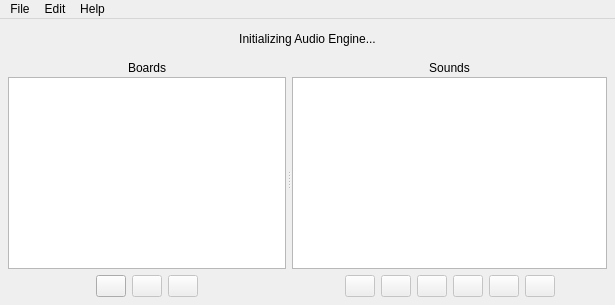
The window that src/mainapp.ui (defaultsamson/Soundboard) describes before a commit, drawn with Qt 5.
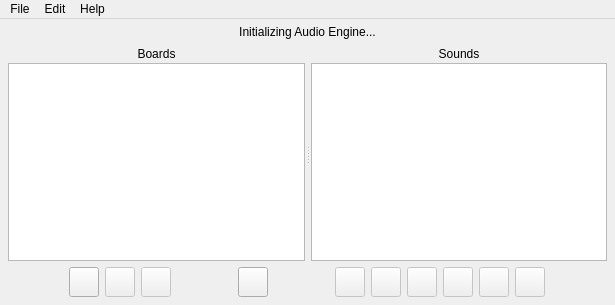
The same window after the commit. Icons and pictures are not drawn.

Commit message: Added splitter buttons behaviour

```diff
--- a/src/mainapp.ui
+++ b/src/mainapp.ui
@@ -32,6 +32,12 @@
     </property>
     <item>
      <widget class="QLabel" name="labelAudioEngine">
+      <property name="maximumSize">
+       <size>
+        <width>16777215</width>
+        <height>18</height>
+       </size>
+      </property>
       <property name="text">
        <string>Initializing Audio Engine...</string>
       </property>
@@ -108,126 +114,21 @@
          </widget>
         </item>
         <item>
-         <spacer name="verticalSpacer_3">
+         <spacer name="horizontalSpacer_3">
           <property name="orientation">
-           <enum>Qt::Vertical</enum>
+           <enum>Qt::Horizontal</enum>
           </property>
           <property name="sizeType">
            <enum>QSizePolicy::Fixed</enum>
           </property>
           <property name="sizeHint" stdset="0">
            <size>
-            <width>20</width>
-            <height>6</height>
+            <width>102</width>
+            <height>0</height>
            </size>
           </property>
          </spacer>
         </item>
-        <item>
-         <layout class="QHBoxLayout" name="horizontalLayout">
-          <item>
-           <spacer name="horizontalSpacer_2">
-            <property name="orientation">
-             <enum>Qt::Horizontal</enum>
-            </property>
-            <property name="sizeHint" stdset="0">
-             <size>
-              <width>40</width>
-              <height>20</height>
-             </size>
-            </property>
-           </spacer>
-          </item>
-          <item>
-           <widget class="QPushButton" name="buttonAddBoard">
-            <property name="maximumSize">
-             <size>
-              <width>30</width>
-              <height>30</height>
-             </size>
-            </property>
-            <property name="toolTip">
-             <string>Create new board</string>
-            </property>
-            <property name="icon">
-             <iconset resource="../res.qrc">
-              <normaloff>:/icons/res/add.png</normaloff>:/icons/res/add.png</iconset>
-            </property>
-            <property name="iconSize">
-             <size>
-              <width>24</width>
-              <height>24</height>
-             </size>
-            </property>
-           </widget>
-          </item>
-          <item>
-           <widget class="QPushButton" name="buttonEditBoard">
-            <property name="enabled">
-             <bool>false</bool>
-            </property>
-            <property name="maximumSize">
-             <size>
-              <width>30</width>
-              <height>30</height>
-             </size>
-            </property>
-            <property name="toolTip">
-             <string>Edit board</string>
-            </property>
-            <property name="icon">
-             <iconset resource="../res.qrc">
-              <normaloff>:/icons/res/edit.png</normaloff>:/icons/res/edit.png</iconset>
-            </property>
-            <property name="iconSize">
-             <size>
-              <width>24</width>
-              <height>24</height>
-             </size>
-            </property>
-           </widget>
-          </item>
-          <item>
-           <widget class="QPushButton" name="buttonRemoveBoard">
-            <property name="enabled">
-             <bool>false</bool>
-            </property>
-            <property name="maximumSize">
-             <size>
-              <width>30</width>
-              <height>30</height>
-             </size>
-            </property>
-            <property name="toolTip">
-             <string>Delete board</string>
-            </property>
-            <property name="icon">
-             <iconset resource="../res.qrc">
-              <normaloff>:/icons/res/delete2.png</normaloff>:/icons/res/delete2.png</iconset>
-            </property>
-            <property name="iconSize">
-             <size>
-              <width>24</width>
-              <height>24</height>
-             </size>
-            </property>
-           </widget>
-          </item>
-          <item>
-           <spacer name="horizontalSpacer">
-            <property name="orientation">
-             <enum>Qt::Horizontal</enum>
-            </property>
-            <property name="sizeHint" stdset="0">
-             <size>
-              <width>40</width>
-              <height>20</height>
-             </size>
-            </property>
-           </spacer>
-          </item>
-         </layout>
-        </item>
        </layout>
       </widget>
       <widget class="QWidget" name="widget" native="true">
@@ -283,39 +184,320 @@
         <item>
          <spacer name="verticalSpacer_4">
           <property name="orientation">
-           <enum>Qt::Vertical</enum>
+           <enum>Qt::Horizontal</enum>
           </property>
           <property name="sizeType">
            <enum>QSizePolicy::Fixed</enum>
           </property>
           <property name="sizeHint" stdset="0">
            <size>
-            <width>20</width>
-            <height>6</height>
+            <width>210</width>
+            <height>0</height>
            </size>
           </property>
          </spacer>
         </item>
-        <item>
+       </layout>
+      </widget>
+     </widget>
+    </item>
+    <item>
+     <widget class="QWidget" name="buttonBar" native="true">
+      <property name="minimumSize">
+       <size>
+        <width>0</width>
+        <height>30</height>
+       </size>
+      </property>
+      <property name="maximumSize">
+       <size>
+        <width>16777215</width>
+        <height>30</height>
+       </size>
+      </property>
+      <layout class="QHBoxLayout" name="horizontalLayout_4">
+       <property name="spacing">
+        <number>0</number>
+       </property>
+       <property name="leftMargin">
+        <number>0</number>
+       </property>
+       <property name="topMargin">
+        <number>0</number>
+       </property>
+       <property name="rightMargin">
+        <number>0</number>
+       </property>
+       <property name="bottomMargin">
+        <number>0</number>
+       </property>
+       <item>
+        <spacer name="spacerLeft">
+         <property name="orientation">
+          <enum>Qt::Horizontal</enum>
+         </property>
+         <property name="sizeType">
+          <enum>QSizePolicy::Maximum</enum>
+         </property>
+         <property name="sizeHint" stdset="0">
+          <size>
+           <width>40</width>
+           <height>20</height>
+          </size>
+         </property>
+        </spacer>
+       </item>
+       <item>
+        <widget class="QWidget" name="boardButtons" native="true">
+         <property name="minimumSize">
+          <size>
+           <width>102</width>
+           <height>30</height>
+          </size>
+         </property>
+         <property name="maximumSize">
+          <size>
+           <width>102</width>
+           <height>30</height>
+          </size>
+         </property>
          <layout class="QHBoxLayout" name="horizontalLayout_2">
+          <property name="leftMargin">
+           <number>0</number>
+          </property>
+          <property name="topMargin">
+           <number>0</number>
+          </property>
+          <property name="rightMargin">
+           <number>0</number>
+          </property>
+          <property name="bottomMargin">
+           <number>0</number>
+          </property>
           <item>
-           <spacer name="horizontalSpacer_3">
-            <property name="orientation">
-             <enum>Qt::Horizontal</enum>
+           <widget class="QPushButton" name="buttonAddBoard">
+            <property name="minimumSize">
+             <size>
+              <width>30</width>
+              <height>30</height>
+             </size>
             </property>
-            <property name="sizeHint" stdset="0">
+            <property name="maximumSize">
              <size>
-              <width>40</width>
-              <height>20</height>
+              <width>30</width>
+              <height>30</height>
              </size>
             </property>
-           </spacer>
+            <property name="toolTip">
+             <string>Create new board</string>
+            </property>
+            <property name="icon">
+             <iconset resource="../res.qrc">
+              <normaloff>:/icons/res/add.png</normaloff>:/icons/res/add.png</iconset>
+            </property>
+            <property name="iconSize">
+             <size>
+              <width>24</width>
+              <height>24</height>
+             </size>
+            </property>
+           </widget>
           </item>
+          <item>
+           <widget class="QPushButton" name="buttonEditBoard">
+            <property name="enabled">
+             <bool>false</bool>
+            </property>
+            <property name="minimumSize">
+             <size>
+              <width>30</width>
+              <height>30</height>
+             </size>
+            </property>
+            <property name="maximumSize">
+             <size>
+              <width>30</width>
+              <height>30</height>
+             </size>
+            </property>
+            <property name="toolTip">
+             <string>Edit board</string>
+            </property>
+            <property name="icon">
+             <iconset resource="../res.qrc">
+              <normaloff>:/icons/res/edit.png</normaloff>:/icons/res/edit.png</iconset>
+            </property>
+            <property name="iconSize">
+             <size>
+              <width>24</width>
+              <height>24</height>
+             </size>
+            </property>
+           </widget>
+          </item>
+          <item>
+           <widget class="QPushButton" name="buttonRemoveBoard">
+            <property name="enabled">
+             <bool>false</bool>
+            </property>
+            <property name="minimumSize">
+             <size>
+              <width>30</width>
+              <height>30</height>
+             </size>
+            </property>
+            <property name="maximumSize">
+             <size>
+              <width>30</width>
+              <height>30</height>
+             </size>
+            </property>
+            <property name="toolTip">
+             <string>Delete board</string>
+            </property>
+            <property name="icon">
+             <iconset resource="../res.qrc">
+              <normaloff>:/icons/res/delete2.png</normaloff>:/icons/res/delete2.png</iconset>
+            </property>
+            <property name="iconSize">
+             <size>
+              <width>24</width>
+              <height>24</height>
+             </size>
+            </property>
+           </widget>
+          </item>
+         </layout>
+        </widget>
+       </item>
+       <item>
+        <spacer name="spacerMidLeft">
+         <property name="orientation">
+          <enum>Qt::Horizontal</enum>
+         </property>
+         <property name="sizeType">
+          <enum>QSizePolicy::Maximum</enum>
+         </property>
+         <property name="sizeHint" stdset="0">
+          <size>
+           <width>40</width>
+           <height>20</height>
+          </size>
+         </property>
+        </spacer>
+       </item>
+       <item>
+        <spacer name="horizontalSpacer">
+         <property name="orientation">
+          <enum>Qt::Horizontal</enum>
+         </property>
+         <property name="sizeType">
+          <enum>QSizePolicy::Fixed</enum>
+         </property>
+         <property name="sizeHint" stdset="0">
+          <size>
+           <width>6</width>
+           <height>20</height>
+          </size>
+         </property>
+        </spacer>
+       </item>
+       <item>
+        <widget class="QPushButton" name="muteButton">
+         <property name="minimumSize">
+          <size>
+           <width>30</width>
+           <height>30</height>
+          </size>
+         </property>
+         <property name="maximumSize">
+          <size>
+           <width>30</width>
+           <height>30</height>
+          </size>
+         </property>
+         <property name="icon">
+          <iconset resource="../res.qrc">
+           <normaloff>:/icons/res/mic_on.png</normaloff>:/icons/res/mic_on.png</iconset>
+         </property>
+         <property name="iconSize">
+          <size>
+           <width>30</width>
+           <height>30</height>
+          </size>
+         </property>
+        </widget>
+       </item>
+       <item>
+        <spacer name="horizontalSpacer_2">
+         <property name="orientation">
+          <enum>Qt::Horizontal</enum>
+         </property>
+         <property name="sizeType">
+          <enum>QSizePolicy::Fixed</enum>
+         </property>
+         <property name="sizeHint" stdset="0">
+          <size>
+           <width>6</width>
+           <height>20</height>
+          </size>
+         </property>
+        </spacer>
+       </item>
+       <item>
+        <spacer name="spacerMidRight">
+         <property name="orientation">
+          <enum>Qt::Horizontal</enum>
+         </property>
+         <property name="sizeType">
+          <enum>QSizePolicy::Maximum</enum>
+         </property>
+         <property name="sizeHint" stdset="0">
+          <size>
+           <width>40</width>
+           <height>20</height>
+          </size>
+         </property>
+        </spacer>
+       </item>
+       <item>
+        <widget class="QWidget" name="soundButtons" native="true">
+         <property name="minimumSize">
+          <size>
+           <width>210</width>
+           <height>30</height>
+          </size>
+         </property>
+         <property name="maximumSize">
+          <size>
+           <width>210</width>
+           <height>30</height>
+          </size>
+         </property>
+         <layout class="QHBoxLayout" name="horizontalLayout_3">
+          <property name="leftMargin">
+           <number>0</number>
+          </property>
+          <property name="topMargin">
+           <number>0</number>
+          </property>
+          <property name="rightMargin">
+           <number>0</number>
+          </property>
+          <property name="bottomMargin">
+           <number>0</number>
+          </property>
           <item>
            <widget class="QPushButton" name="buttonAddSound">
             <property name="enabled">
              <bool>false</bool>
             </property>
+            <property name="minimumSize">
+             <size>
+              <width>30</width>
+              <height>30</height>
+             </size>
+            </property>
             <property name="maximumSize">
              <size>
               <width>30</width>
@@ -342,6 +524,12 @@
             <property name="enabled">
              <bool>false</bool>
             </property>
+            <property name="minimumSize">
+             <size>
+              <width>30</width>
+              <height>30</height>
+             </size>
+            </property>
             <property name="maximumSize">
              <size>
               <width>30</width>
@@ -368,6 +556,12 @@
             <property name="enabled">
              <bool>false</bool>
             </property>
+            <property name="minimumSize">
+             <size>
+              <width>30</width>
+              <height>30</height>
+             </size>
+            </property>
             <property name="maximumSize">
              <size>
               <width>30</width>
@@ -394,6 +588,12 @@
             <property name="enabled">
              <bool>false</bool>
             </property>
+            <property name="minimumSize">
+             <size>
+              <width>30</width>
+              <height>30</height>
+             </size>
+            </property>
             <property name="maximumSize">
              <size>
               <width>30</width>
@@ -420,6 +620,12 @@
             <property name="enabled">
              <bool>false</bool>
             </property>
+            <property name="minimumSize">
+             <size>
+              <width>30</width>
+              <height>30</height>
+             </size>
+            </property>
             <property name="maximumSize">
              <size>
               <width>30</width>
@@ -446,6 +652,12 @@
             <property name="enabled">
              <bool>false</bool>
             </property>
+            <property name="minimumSize">
+             <size>
+              <width>30</width>
+              <height>30</height>
+             </size>
+            </property>
             <property name="maximumSize">
              <size>
               <width>30</width>
@@ -467,23 +679,26 @@
             </property>
            </widget>
           </item>
-          <item>
-           <spacer name="horizontalSpacer_4">
-            <property name="orientation">
-             <enum>Qt::Horizontal</enum>
-            </property>
-            <property name="sizeHint" stdset="0">
-             <size>
-              <width>40</width>
-              <height>20</height>
-             </size>
-            </property>
-           </spacer>
-          </item>
          </layout>
-        </item>
-       </layout>
-      </widget>
+        </widget>
+       </item>
+       <item>
+        <spacer name="spacerRight">
+         <property name="orientation">
+          <enum>Qt::Horizontal</enum>
+         </property>
+         <property name="sizeType">
+          <enum>QSizePolicy::Maximum</enum>
+         </property>
+         <property name="sizeHint" stdset="0">
+          <size>
+           <width>40</width>
+           <height>20</height>
+          </size>
+         </property>
+        </spacer>
+       </item>
+      </layout>
      </widget>
     </item>
    </layout>
```
Left out of the diff: 2 changed lines with no effect on the pictures. The commit also changes 2 other files.
